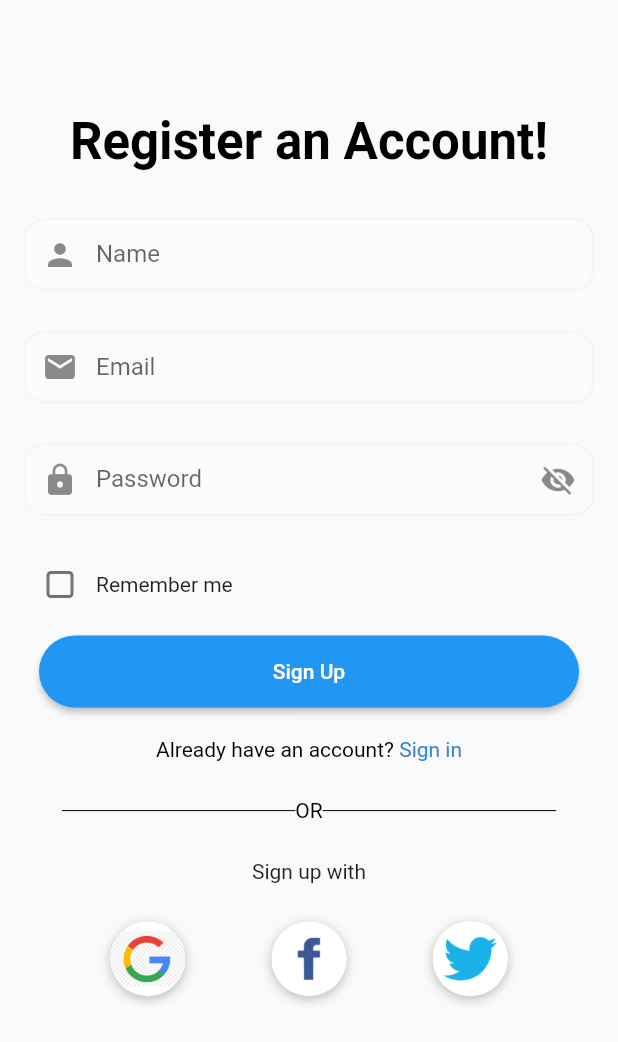
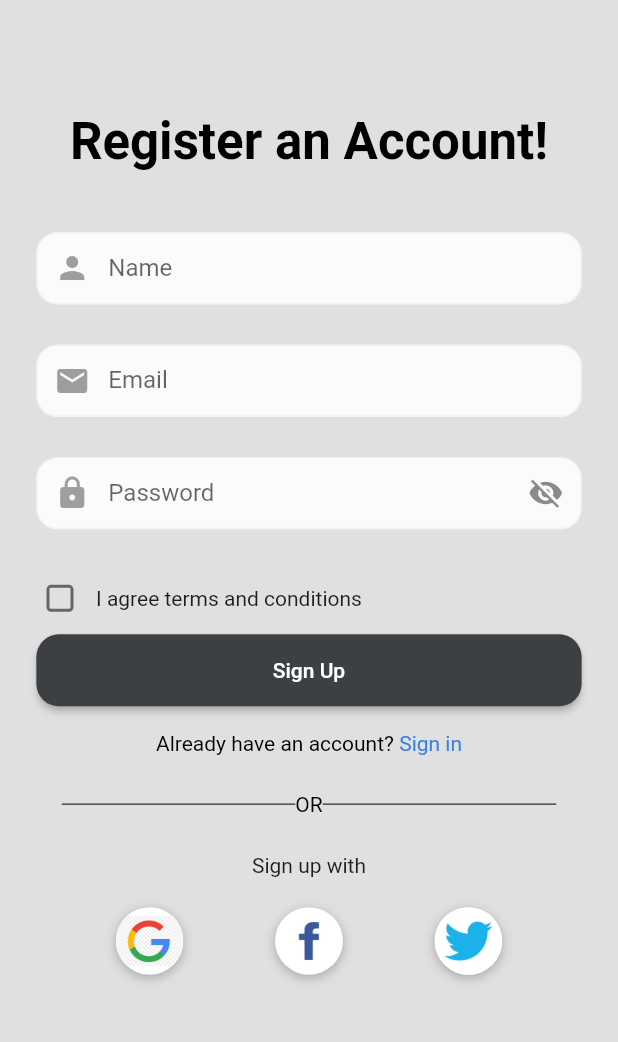
Before and after one commit to HansAndi/mobile-programming-2023, a Flutter app: the RegisterScreen screen opened directly, on a phone screen of 412 x 824 dp. Shown: the top 1042 px of the screen. Run offline on Flutter 3.47's test engine with Material 2 defaults, Android fonts, the light colour scheme and no system bars.

Commit message:
register_screen

```diff
--- a/Pertemuan 8/uts/lib/RegisterScreen.dart
+++ b/Pertemuan 8/uts/lib/RegisterScreen.dart
@@ -56,6 +56,7 @@ class _RegisterScreenState extends State<RegisterScreen> {
   Widget build(BuildContext context) {
     Size size = MediaQuery.of(context).size;
     return Scaffold(
+      backgroundColor: Colors.grey[300],
       body: SafeArea(
         child: SingleChildScrollView(
           child: Padding(
@@ -72,18 +73,17 @@ class _RegisterScreenState extends State<RegisterScreen> {
                         color: Colors.black,
                       ),
                 ),
-                const SizedBox(height: 32),
+                SizedBox(height: MediaQuery.of(context).size.height * 0.05),
                 Form(
                   key: _formKey,
+                  child: Container(
+                    padding: EdgeInsets.only(
+                      left: size.width * 0.02,
+                      right: size.width * 0.02,
+                    ),
                     child: Column(
                       // crossAxisAlignment: CrossAxisAlignment.start,
                       children: [
-                      // const Text(
-                      //   'Email',
-                      //   style: TextStyle(
-                      //     fontWeight: FontWeight.bold,
-                      //   ),
-                      // ),
                         TextFormField(
                           controller: name,
                           keyboardType: TextInputType.emailAddress,
@@ -91,7 +91,10 @@ class _RegisterScreenState extends State<RegisterScreen> {
                           decoration: const InputDecoration(
                               contentPadding: EdgeInsets.symmetric(vertical: 0),
                               helperText: ' ',
-                            prefixIcon: Icon(Icons.person),
+                              prefixIcon: Icon(
+                                Icons.person,
+                                color: Colors.grey,
+                              ),
                               // hintText: 'Enter your email',
                               labelText: 'Name'),
                           validator: _nameValidator,
@@ -104,7 +107,10 @@ class _RegisterScreenState extends State<RegisterScreen> {
                           decoration: const InputDecoration(
                               contentPadding: EdgeInsets.symmetric(vertical: 0),
                               helperText: ' ',
-                            prefixIcon: Icon(Icons.email),
+                              prefixIcon: Icon(
+                                Icons.email,
+                                color: Colors.grey,
+                              ),
                               // hintText: 'Enter your email',
                               labelText: 'Email'),
                           validator: _emailValidator,
@@ -118,7 +124,10 @@ class _RegisterScreenState extends State<RegisterScreen> {
                                 const EdgeInsets.symmetric(vertical: 0),
                             // hintText: 'Enter your password',
                             helperText: ' ',
-                          prefixIcon: const Icon(Icons.lock),
+                            prefixIcon: const Icon(
+                              Icons.lock,
+                              color: Colors.grey,
+                            ),
                             labelText: 'Password',
                             suffixIcon: IconButton(
                               icon: Icon(_obscureText
@@ -133,26 +142,31 @@ class _RegisterScreenState extends State<RegisterScreen> {
                           ),
                           validator: _passwordValidator,
                         ),
+                      ],
+                    ),
+                  ),
+                ),
                 Row(
                   children: [
                     Checkbox(
                         shape: RoundedRectangleBorder(
                           borderRadius: BorderRadius.circular(3),
                         ),
+                        activeColor: Colors.grey[600],
                         value: _rememberMe,
                         onChanged: (value) {
                           setState(() {
                             _rememberMe = value!;
                           });
                         }),
-                          const Text('Remember me'),
+                    const Text('I agree terms and conditions'),
                   ],
                 ),
-                    ],
+                Container(
+                  padding: EdgeInsets.only(
+                    left: size.width * 0.02,
+                    right: size.width * 0.02,
                   ),
-                ),
-                Container(
-                  margin: const EdgeInsets.all(10),
                   child: ElevatedButton(
                     onPressed: () {
                       if (_formKey.currentState!.validate()) {
@@ -179,14 +193,20 @@ class _RegisterScreenState extends State<RegisterScreen> {
                       ),
                       shape: MaterialStatePropertyAll(
                         RoundedRectangleBorder(
-                          borderRadius: BorderRadius.circular(30),
+                          borderRadius: BorderRadius.circular(15),
                         ),
+                      ),
+                      backgroundColor: MaterialStateProperty.all(
+                        const Color.fromARGB(255, 61, 64, 67),
+                      ),
+                      overlayColor: MaterialStatePropertyAll(
+                        Colors.black.withOpacity(0.1),
                       ),
                     ),
                     child: const Text('Sign Up'),
                   ),
                 ),
-                const SizedBox(height: 10),
+                SizedBox(height: size.height * 0.02),
                 RichText(
                   text: TextSpan(
                     text: "Already have an account? ",
@@ -237,7 +257,7 @@ class _RegisterScreenState extends State<RegisterScreen> {
                   ],
                 ),
                 Padding(
-                  padding: const EdgeInsets.symmetric(vertical: 25),
+                  padding: const EdgeInsets.symmetric(vertical: 20),
                   child: Row(
                     mainAxisAlignment: MainAxisAlignment.spaceEvenly,
                     children: List.generate(
@@ -245,8 +265,8 @@ class _RegisterScreenState extends State<RegisterScreen> {
                       (index) => GestureDetector(
                         onTap: () => print('login with ${logo[index]}'),
                         child: Container(
-                          height: 50,
-                          width: 50,
+                          height: 45,
+                          width: 45,
                           decoration: BoxDecoration(
                             shape: BoxShape.circle,
                             color: Colors.white,
```
Lines whose indentation alone changed are shown as unchanged.
